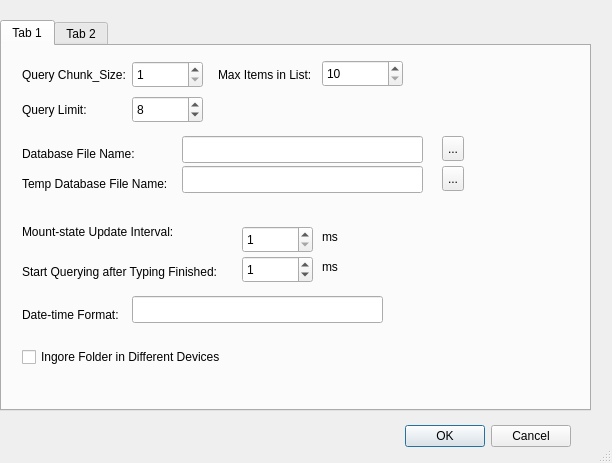
Old version of the form src/DawnlightSearch/Ui_advanced_setting_dialog.ui in the repository chg-hou/DawnlightSearch.
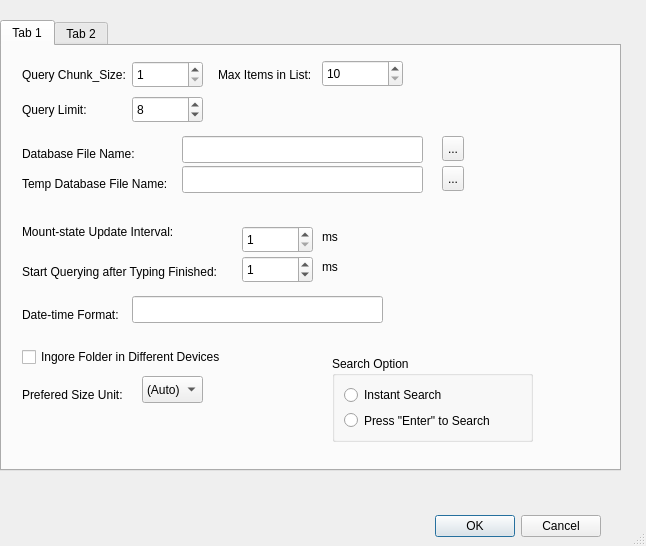
New version of the form.

What changed in the file:
```diff
--- a/src/DawnlightSearch/Ui_advanced_setting_dialog.ui
+++ b/src/DawnlightSearch/Ui_advanced_setting_dialog.ui
@@ -6,8 +6,8 @@
    <rect>
     <x>0</x>
     <y>0</y>
-    <width>612</width>
-    <height>463</height>
+    <width>646</width>
+    <height>546</height>
    </rect>
   </property>
   <property name="windowTitle">
@@ -19,8 +19,8 @@
   <widget class="QDialogButtonBox" name="buttonBox">
    <property name="geometry">
     <rect>
-     <x>230</x>
-     <y>420</y>
+     <x>260</x>
+     <y>510</y>
      <width>341</width>
      <height>32</height>
     </rect>
@@ -37,8 +37,8 @@
     <rect>
      <x>0</x>
      <y>20</y>
-     <width>591</width>
-     <height>391</height>
+     <width>621</width>
+     <height>451</height>
     </rect>
    </property>
    <property name="currentIndex">
@@ -476,6 +476,93 @@
       <string>Ingore Folder in Different Devices</string>
      </property>
     </widget>
+    <widget class="QLabel" name="label_6">
+     <property name="geometry">
+      <rect>
+       <x>20</x>
+       <y>340</y>
+       <width>111</width>
+       <height>17</height>
+      </rect>
+     </property>
+     <property name="text">
+      <string>Prefered Size Unit:</string>
+     </property>
+    </widget>
+    <widget class="QComboBox" name="comboBox_size_unit">
+     <property name="geometry">
+      <rect>
+       <x>140</x>
+       <y>330</y>
+       <width>61</width>
+       <height>27</height>
+      </rect>
+     </property>
+     <item>
+      <property name="text">
+       <string>(Auto)</string>
+      </property>
+     </item>
+     <item>
+      <property name="text">
+       <string>B</string>
+      </property>
+     </item>
+     <item>
+      <property name="text">
+       <string>KB</string>
+      </property>
+     </item>
+     <item>
+      <property name="text">
+       <string>MB</string>
+      </property>
+     </item>
+     <item>
+      <property name="text">
+       <string>GB</string>
+      </property>
+     </item>
+     <item>
+      <property name="text">
+       <string>TB</string>
+      </property>
+     </item>
+     <item>
+      <property name="text">
+       <string>PB</string>
+      </property>
+     </item>
+    </widget>
+    <widget class="QGroupBox" name="groupBox">
+     <property name="geometry">
+      <rect>
+       <x>330</x>
+       <y>310</y>
+       <width>201</width>
+       <height>86</height>
+      </rect>
+     </property>
+     <property name="title">
+      <string>Search Option</string>
+     </property>
+     <layout class="QVBoxLayout" name="verticalLayout">
+      <item>
+       <widget class="QRadioButton" name="radioButton_instant_search">
+        <property name="text">
+         <string>Instant Search</string>
+        </property>
+       </widget>
+      </item>
+      <item>
+       <widget class="QRadioButton" name="radioButton_enter_to_search">
+        <property name="text">
+         <string>Press &quot;Enter&quot; to Search</string>
+        </property>
+       </widget>
+      </item>
+     </layout>
+    </widget>
    </widget>
    <widget class="QWidget" name="tab_2">
     <attribute name="title">
```
